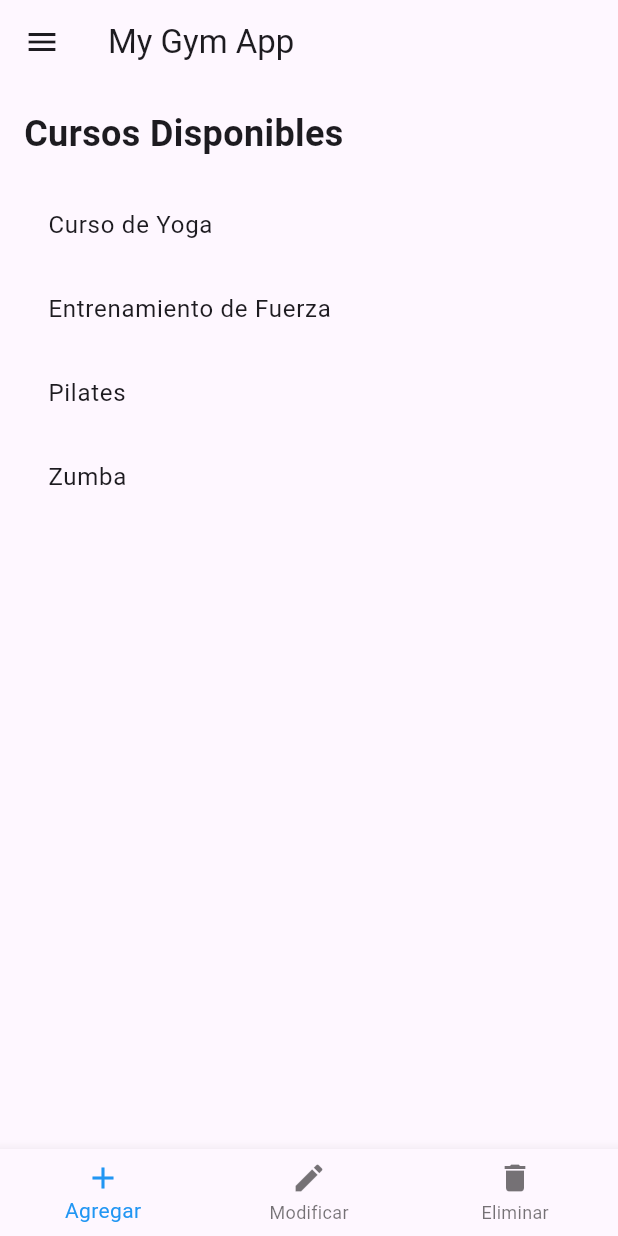
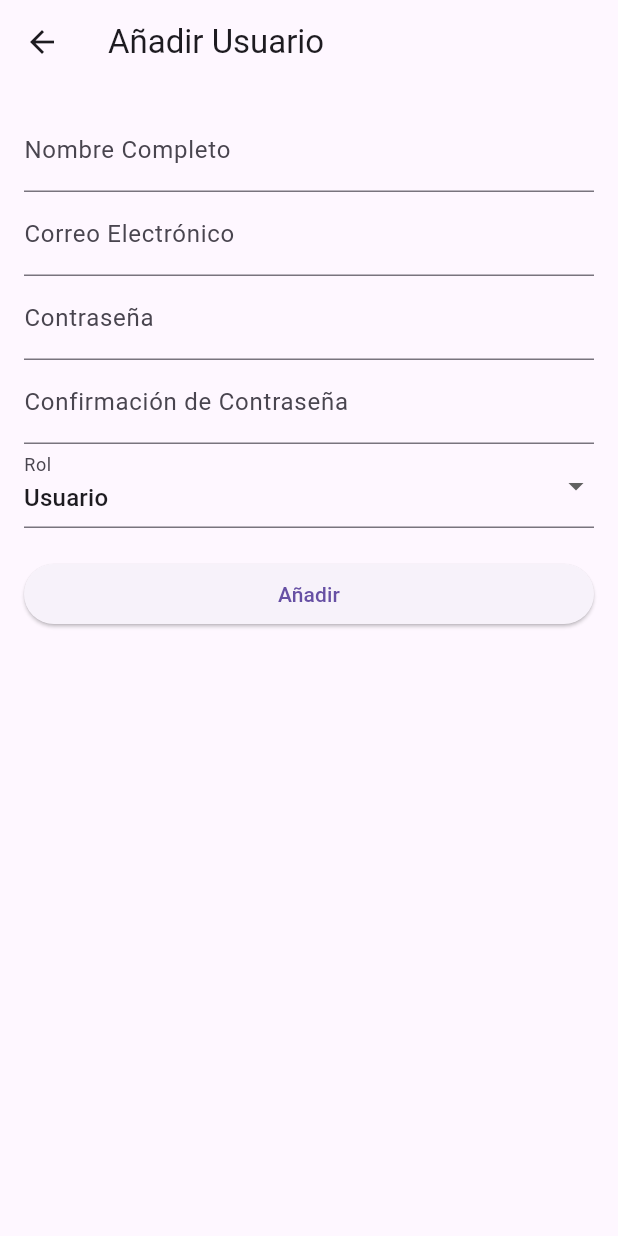
Before and after one commit to diegolopez12/MyGymApp, a Flutter app: the HomeAdminScreen screen opened directly, after a tap on the "menu" icon, after a tap on "Agregar Usuarios", on a phone screen of 412 x 824 dp. Run offline on Flutter 3.47's test engine with Material 3 defaults, Android fonts, the phone set to English and light mode, and no system bars.

Commit message:
pantalla de añadir usuario lista para usar

```diff
--- /dev/null
+++ b/lib/presentation/screens/add_user_screen.dart
@@ -0,0 +1,138 @@
+import 'package:flutter/material.dart';
+
+class AddUserScreen extends StatefulWidget {
+  const AddUserScreen({super.key});
+
+  @override
+  _AddUserScreenState createState() => _AddUserScreenState();
+}
+
+class _AddUserScreenState extends State<AddUserScreen> {
+  final _formKey = GlobalKey<FormState>();
+  final _fullNameController = TextEditingController();
+  final _emailController = TextEditingController();
+  final _passwordController = TextEditingController();
+  final _confirmPasswordController = TextEditingController();
+  String _selectedRole = 'Usuario';
+
+  @override
+  void dispose() {
+    _fullNameController.dispose();
+    _emailController.dispose();
+    _passwordController.dispose();
+    _confirmPasswordController.dispose();
+    super.dispose();
+  }
+
+  void _addUser() {
+    if (_formKey.currentState!.validate()) {
+      // Lógica para añadir usuario
+      // Puedes agregar la lógica para guardar los datos del usuario en la base de datos
+      Navigator.pop(context); // Vuelve a la pantalla principal del admin después de añadir el usuario
+    }
+  }
+
+  @override
+  Widget build(BuildContext context) {
+    return Scaffold(
+      appBar: AppBar(
+        title: Text('Añadir Usuario'),
+        leading: IconButton(
+          icon: Icon(Icons.arrow_back),
+          onPressed: () {
+            Navigator.pop(context);
+          },
+        ),
+      ),
+      body: Padding(
+        padding: const EdgeInsets.all(16.0),
+        child: Form(
+          key: _formKey,
+          child: ListView(
+            children: <Widget>[
+              TextFormField(
+                controller: _fullNameController,
+                decoration: InputDecoration(labelText: 'Nombre Completo'),
+                validator: (value) {
+                  if (value == null || value.isEmpty) {
+                    return 'Por favor ingrese el nombre completo';
+                  }
+                  return null;
+                },
+              ),
+              TextFormField(
+                controller: _emailController,
+                decoration: InputDecoration(labelText: 'Correo Electrónico'),
+                validator: (value) {
+                  if (value == null || value.isEmpty) {
+                    return 'Por favor ingrese su correo electrónico';
+                  }
+                  if (!RegExp(r'^[^@]+@[^@]+\.[^@]+').hasMatch(value)) {
+                    return 'Ingrese un correo electrónico válido';
+                  }
+                  return null;
+                },
+              ),
+              TextFormField(
+                controller: _passwordController,
+                decoration: InputDecoration(labelText: 'Contraseña'),
+                obscureText: true,
+                validator: (value) {
+                  if (value == null || value.isEmpty) {
+                    return 'Por favor ingrese su contraseña';
+                  }
+                  if (value.length < 8 ||
+                      !RegExp(r'(?=.*[a-zA-Z])(?=.*\d)(?=.*[^a-zA-Z\d])')
+                          .hasMatch(value)) {
+                    return 'La contraseña debe tener al menos 8 caracteres, incluyendo letras, números y al menos un carácter especial';
+                  }
+                  return null;
+                },
+              ),
+              TextFormField(
+                controller: _confirmPasswordController,
+                decoration: InputDecoration(labelText: 'Confirmación de Contraseña'),
+                obscureText: true,
+                validator: (value) {
+                  if (value == null || value.isEmpty) {
+                    return 'Por favor confirme su contraseña';
+                  }
+                  if (value != _passwordController.text) {
+                    return 'Las contraseñas no coinciden';
+                  }
+                  return null;
+                },
+              ),
+              DropdownButtonFormField<String>(
+                value: _selectedRole,
+                decoration: InputDecoration(labelText: 'Rol'),
+                items: <String>['Usuario', 'Administrador'].map((String value) {
+                  return DropdownMenuItem<String>(
+                    value: value,
+                    child: Text(value),
+                  );
+                }).toList(),
+                onChanged: (newValue) {
+                  setState(() {
+                    _selectedRole = newValue!;
+                  });
+                },
+                validator: (value) {
+                  if (value == null || value.isEmpty) {
+                    return 'Por favor seleccione un rol';
+                  }
+                  return null;
+                },
+              ),
+              SizedBox(height: 20),
+              ElevatedButton(
+                onPressed: _addUser,
+                child: Text('Añadir'),
+              ),
+            ],
+          ),
+        ),
+      ),
+    );
+  }
+}
--- a/lib/presentation/screens/home_admin_screen.dart
+++ b/lib/presentation/screens/home_admin_screen.dart
@@ -1,4 +1,5 @@
 import 'package:flutter/material.dart';
+import 'add_user_screen.dart';
 
 class HomeAdminScreen extends StatefulWidget {
   const HomeAdminScreen({super.key});
@@ -48,11 +49,11 @@ class _HomeAdminScreenState extends State<HomeAdminScreen> {
           children: <Widget>[
             Container(
               height: 80, // Cambia la altura del encabezado aquí
-              padding: const EdgeInsets.all(16.0),
-              decoration: const BoxDecoration(
+              padding: EdgeInsets.all(16.0),
+              decoration: BoxDecoration(
                 color: Colors.blue,
               ),
-              child: const Align(
+              child: Align(
                 alignment: Alignment.centerLeft,
                 child: Text(
                   'Menú',
@@ -64,15 +65,17 @@ class _HomeAdminScreenState extends State<HomeAdminScreen> {
               ),
             ),
             ListTile(
-              title: const Text('Agregar Usuarios'),
+              title: Text('Agregar Usuarios'),
               onTap: () {
-                // Acción para agregar usuarios
                 Navigator.of(context).pop(); // Cierra el drawer
-                // Aquí puedes añadir la lógica para navegar a la pantalla de agregar usuarios
+                Navigator.push(
+                  context,
+                  MaterialPageRoute(builder: (context) => AddUserScreen()),
+                ); // Navega a la pantalla de agregar usuarios
               },
             ),
             ListTile(
-              title: const Text('Perfil'),
+              title: Text('Perfil'),
               onTap: () {
                 // Acción para ir al perfil
                 Navigator.of(context).pop(); // Cierra el drawer
@@ -80,7 +83,7 @@ class _HomeAdminScreenState extends State<HomeAdminScreen> {
               },
             ),
             ListTile(
-              title: const Text('Salir'),
+              title: Text('Salir'),
               onTap: () {
                 // Acción para salir
                 Navigator.of(context).pop(); // Cierra el drawer
@@ -95,14 +98,14 @@ class _HomeAdminScreenState extends State<HomeAdminScreen> {
         child: Column(
           crossAxisAlignment: CrossAxisAlignment.start,
           children: <Widget>[
-            const Text(
+            Text(
               'Cursos Disponibles',
               style: TextStyle(
                 fontSize: 24,
                 fontWeight: FontWeight.bold,
               ),
             ),
-            const SizedBox(height: 16),
+            SizedBox(height: 16),
             Expanded(
               child: _buildCourseList(),
             ),
@@ -146,7 +149,7 @@ class _HomeAdminScreenState extends State<HomeAdminScreen> {
         return ListTile(
           title: Text(courses[index]),
         );
-      },
+      }
     );
-  }
+    }
 }
```
Also changed, not shown: lib/presentation/screens/courses_screens/add_course_screen.dart (added).
